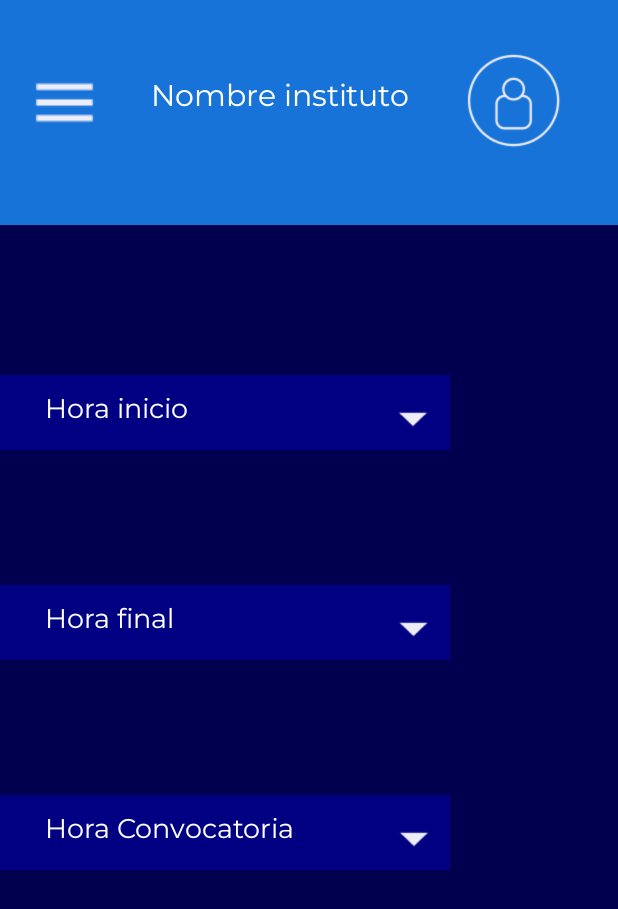
After one commit to LoniousSosa/RegistroApp, an Android app: the AddPasoDos screen opened directly, with no data from a screen before it, on a phone screen of 412 x 824 dp. The commit adds this screen. Shown: the top 909 px of the screen. Run offline under Robolectric (Android 15) with nearby library versions, the phone set to English and light mode, and no system bars.

Commit message:
Mas activities y fix del theme

```diff
--- a/app/src/main/AndroidManifest.xml
+++ b/app/src/main/AndroidManifest.xml
@@ -12,6 +12,12 @@
         android:supportsRtl="true"
         android:theme="@style/Theme.RegistroApp"
         tools:targetApi="31">
+        <activity
+            android:name=".PaginaContacto"
+            android:exported="false" />
+        <activity
+            android:name=".AddPasoDos"
+            android:exported="false" />
         <activity
             android:name=".AsistenciaAlumnos"
             android:exported="false" />
--- /dev/null
+++ b/app/src/main/java/com/example/registroapp/AddPasoDos.java
@@ -0,0 +1,24 @@
+package com.example.registroapp;
+
+import android.os.Bundle;
+
+import androidx.activity.EdgeToEdge;
+import androidx.appcompat.app.AppCompatActivity;
+import androidx.core.graphics.Insets;
+import androidx.core.view.ViewCompat;
+import androidx.core.view.WindowInsetsCompat;
+
+public class AddPasoDos extends AppCompatActivity {
+
+    @Override
+    protected void onCreate(Bundle savedInstanceState) {
+        super.onCreate(savedInstanceState);
+        EdgeToEdge.enable(this);
+        setContentView(R.layout.activity_add_paso_dos);
+        ViewCompat.setOnApplyWindowInsetsListener(findViewById(R.id.main), (v, insets) -> {
+            Insets systemBars = insets.getInsets(WindowInsetsCompat.Type.systemBars());
+            v.setPadding(systemBars.left, systemBars.top, systemBars.right, systemBars.bottom);
+            return insets;
+        });
+    }
+}
--- a/app/src/main/java/com/example/registroapp/AlumnoAdapterDos.java
+++ b/app/src/main/java/com/example/registroapp/AlumnoAdapterDos.java
@@ -21,7 +21,7 @@ public class AlumnoAdapterDos extends RecyclerView.Adapter<AlumnoAdapterDos.Alum
     @NonNull
     @Override
     public AlumnoViewHolder onCreateViewHolder(@NonNull ViewGroup parent, int viewType) {
-        View view = LayoutInflater.from(parent.getContext()).inflate(R.layout.item_alumno, parent, false);
+        View view = LayoutInflater.from(parent.getContext()).inflate(R.layout.item_alumno_asistencia, parent, false);
         return new AlumnoViewHolder(view);
     }
 
--- a/app/src/main/java/com/example/registroapp/AsistenciaAlumnos.java
+++ b/app/src/main/java/com/example/registroapp/AsistenciaAlumnos.java
@@ -13,7 +13,7 @@ import java.util.List;
 public class AsistenciaAlumnos extends AppCompatActivity {
 
     private RecyclerView recyclerView;
-    private AlumnoAdapter adapter;
+    private AlumnoAdapterDos adapter;
     private Button siguienteButton;
 
     @Override
@@ -22,7 +22,7 @@ public class AsistenciaAlumnos extends AppCompatActivity {
         setContentView(R.layout.activity_asistencia_alumnos);
 
         // Configurar RecyclerView
-        recyclerView = findViewById(R.id.recycler_view);
+        recyclerView = findViewById(R.id.recycler_viewAsist);
         recyclerView.setLayoutManager(new LinearLayoutManager(this));
 
         // Configurar lista de alumnos
@@ -34,7 +34,7 @@ public class AsistenciaAlumnos extends AppCompatActivity {
         listaAlumnos.add(new Alumno("Alumno 5"));
 
         // Configurar adaptador
-        adapter = new AlumnoAdapter(listaAlumnos);
+        adapter = new AlumnoAdapterDos(listaAlumnos);
         recyclerView.setAdapter(adapter);
 
         // Configurar botón "Siguiente"
--- /dev/null
+++ b/app/src/main/res/layout/activity_add_paso_dos.xml
@@ -0,0 +1,149 @@
+<?xml version="1.0" encoding="utf-8"?>
+<androidx.constraintlayout.widget.ConstraintLayout xmlns:android="http://schemas.android.com/apk/res/android"
+    xmlns:app="http://schemas.android.com/apk/res-auto"
+    xmlns:tools="http://schemas.android.com/tools"
+    android:id="@+id/main"
+    android:layout_width="match_parent"
+    android:layout_height="match_parent"
+    tools:context=".PerfilAdministrador">
+
+    <LinearLayout
+        android:id="@+id/linearLayout"
+        android:layout_width="match_parent"
+        android:layout_height="150dp"
+        android:background="@color/sky_blue"
+        android:orientation="horizontal"
+        app:layout_constraintEnd_toEndOf="parent"
+        app:layout_constraintStart_toStartOf="parent"
+        app:layout_constraintTop_toTopOf="parent">
+
+        <ImageButton
+            android:id="@+id/menuBanner"
+            android:layout_width="85dp"
+            android:layout_height="85dp"
+            android:layout_marginTop="25dp"
+            android:background="@color/sky_blue"
+            android:src="@drawable/menu" />
+
+        <TextView
+            android:layout_width="187dp"
+            android:layout_height="52dp"
+            android:layout_marginStart="15dp"
+            android:layout_marginTop="50dp"
+            android:background="@color/sky_blue"
+            android:text="@string/nombre_instituto"
+            android:textSize="20sp" />
+
+        <ImageButton
+            android:id="@+id/profileBanner"
+            android:layout_width="80dp"
+            android:layout_height="80dp"
+            android:layout_marginStart="15dp"
+            android:layout_marginTop="25dp"
+            android:padding="0dp"
+            android:scaleType="fitCenter"
+            android:src="@drawable/perfil1" />
+    </LinearLayout>
+
+    <LinearLayout
+        android:id="@+id/line1"
+        android:orientation="horizontal"
+        android:layout_marginTop="100dp"
+        app:layout_constraintStart_toStartOf="parent"
+        app:layout_constraintTop_toBottomOf="@+id/linearLayout"
+        android:layout_width="300dp"
+        android:layout_height="50dp"
+        android:background="@color/sea_blue"
+        >
+
+        <TextView
+            android:id="@+id/horaInicio"
+            android:layout_width="wrap_content"
+            android:layout_height="wrap_content"
+            android:text="@string/hora_inicio"
+            android:textSize="18sp"
+            android:background="@color/sea_blue"
+            android:layout_marginTop="10dp"
+            android:layout_marginStart="30dp"
+            />
+
+        <ImageView
+            android:background="@color/sea_blue"
+            android:id="@+id/play1"
+            android:layout_width="wrap_content"
+            android:layout_height="wrap_content"
+            android:src="@drawable/arrow_down"
+            android:layout_marginTop="7dp"
+            android:layout_marginStart="125dp"
+            />
+
+    </LinearLayout>
+
+    <LinearLayout
+        android:id="@+id/line2"
+        android:orientation="horizontal"
+        android:layout_marginTop="90dp"
+        app:layout_constraintStart_toStartOf="parent"
+        app:layout_constraintTop_toBottomOf="@+id/line1"
+        android:layout_width="300dp"
+        android:layout_height="50dp"
+        android:background="@color/sea_blue"
+        >
+
+        <TextView
+            android:id="@+id/horaFinal"
+            android:layout_width="wrap_content"
+            android:layout_height="wrap_content"
+            android:text="@string/hora_final"
+            android:textSize="18sp"
+            android:background="@color/sea_blue"
+            android:layout_marginTop="10dp"
+            android:layout_marginStart="30dp"
+            />
+
+        <ImageView
+            android:background="@color/sea_blue"
+            android:id="@+id/play2"
+            android:layout_width="wrap_content"
+            android:layout_height="wrap_content"
+            android:src="@drawable/arrow_down"
+            android:layout_marginTop="7dp"
+            android:layout_marginStart="135dp"
+            />
+
+    </LinearLayout>
+
+    <LinearLayout
+        android:id="@+id/line3"
+        android:orientation="horizontal"
+        android:layout_marginTop="90dp"
+        app:layout_constraintStart_toStartOf="parent"
+        app:layout_constraintTop_toBottomOf="@+id/line2"
+        android:layout_width="300dp"
+        android:layout_height="50dp"
+        android:background="@color/sea_blue"
+        >
+
+        <TextView
+            android:id="@+id/hora_convocatoria"
+            android:layout_width="wrap_content"
+            android:layout_height="wrap_content"
+            android:text="@string/hora_convocatoria"
+            android:textSize="18sp"
+            android:background="@color/sea_blue"
+            android:layout_marginTop="10dp"
+            android:layout_marginStart="30dp"
+            />
+
+        <ImageView
+            android:background="@color/sea_blue"
+            android:id="@+id/play3"
+            android:layout_width="wrap_content"
+            android:layout_height="wrap_content"
+            android:src="@drawable/arrow_down"
+            android:layout_marginTop="7dp"
+            android:layout_marginStart="56dp"
+            />
+    </LinearLayout>
+
+</androidx.constraintlayout.widget.ConstraintLayout>
--- a/app/src/main/res/layout/activity_asistencia_alumnos.xml
+++ b/app/src/main/res/layout/activity_asistencia_alumnos.xml
@@ -25,7 +25,7 @@
         app:layout_constraintVertical_bias="0.07" />
 
     <androidx.recyclerview.widget.RecyclerView
-        android:id="@+id/recycler_view"
+        android:id="@+id/recycler_viewAsist"
         android:layout_width="match_parent"
         android:layout_height="0dp"
         android:layout_weight="1"
--- a/app/src/main/res/values/strings.xml
+++ b/app/src/main/res/values/strings.xml
@@ -16,4 +16,11 @@
     <string name="alumno_1">Alumno 1</string>
     <string name="bot_n_check">Botón check</string>
     <string name="siguiente">Siguiente</string>
+    <string name="hora_inicio">Hora inicio</string>
+    <string name="hora_final">Hora final</string>
+    <string name="hora_convocatoria">Hora Convocatoria</string>
+    <string name="alumno">Alumno</string>
+    <string name="advertencia_asistencia">Advertencia Asistencia:</string>
+    <string name="mensaje_asistencia">Estimado alumno (insertar alumno) se encuentra cerca de su limite de faltas en la asignatura (insertar asignatura). \nSi sigue faltando no me quedará mas remedio que suspenderle.</string>
+    <string name="enviar">Enviar</string>
 </resources>
```
Also changed, not shown: app/src/main/java/com/example/registroapp/PaginaContacto.java (added, +15 -0 lines), app/src/main/res/layout/activity_pagina_contacto.xml (added, +134 -0 lines), app/src/main/res/drawable/arrow_down.png (added).
